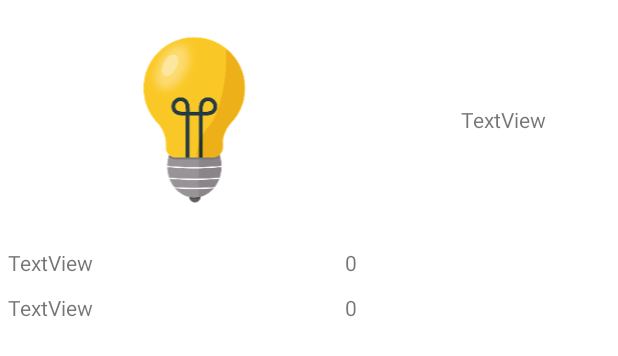
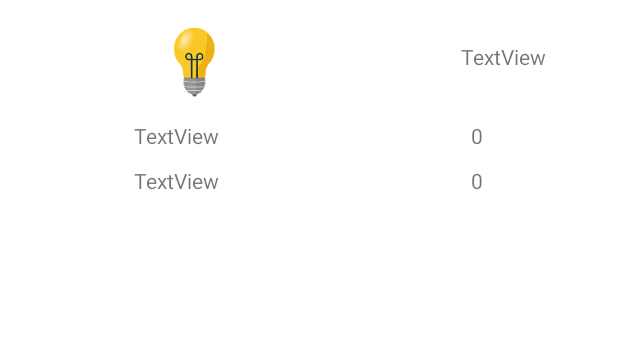
Before and after one commit to hoanguyennho35/display_luanvan, an Android app: the layout activity_main.xml on its own in the app's theme, with its tools: preview values and no code run, on a phone screen of 412 x 824 dp. Shown: the top 356 px of the screen. Run offline under Robolectric (Android 15) with nearby library versions, the phone set to English and light mode, and no system bars.

Commit message:
complete-image

```diff
--- a/app/src/main/res/layout/activity_main.xml
+++ b/app/src/main/res/layout/activity_main.xml
@@ -38,13 +38,15 @@
             android:layout_width="wrap_content"
             android:layout_height="wrap_content"
             android:layout_weight="1"
-            android:text="TextView" />
+            android:text="TextView"
+            android:gravity="center"/>
 
         <TextView
             android:id="@+id/value1"
             android:layout_width="wrap_content"
             android:layout_height="wrap_content"
             android:layout_weight="1"
+            android:gravity="center"
             android:text="0" />
     </LinearLayout>
 
@@ -59,13 +61,16 @@
             android:layout_width="wrap_content"
             android:layout_height="wrap_content"
             android:layout_weight="1"
-            android:text="TextView" />
+            android:text="TextView"
+            android:gravity="center"/>
 
         <TextView
             android:id="@+id/value2"
             android:layout_width="wrap_content"
             android:layout_height="wrap_content"
             android:layout_weight="1"
-            android:text="0" />
+            android:text="0"
+            android:gravity="center"
+            />
     </LinearLayout>
 </LinearLayout>
```
Also changed, not shown: app/src/main/res/mipmap-xxxhdpi/lamp_off.png.
